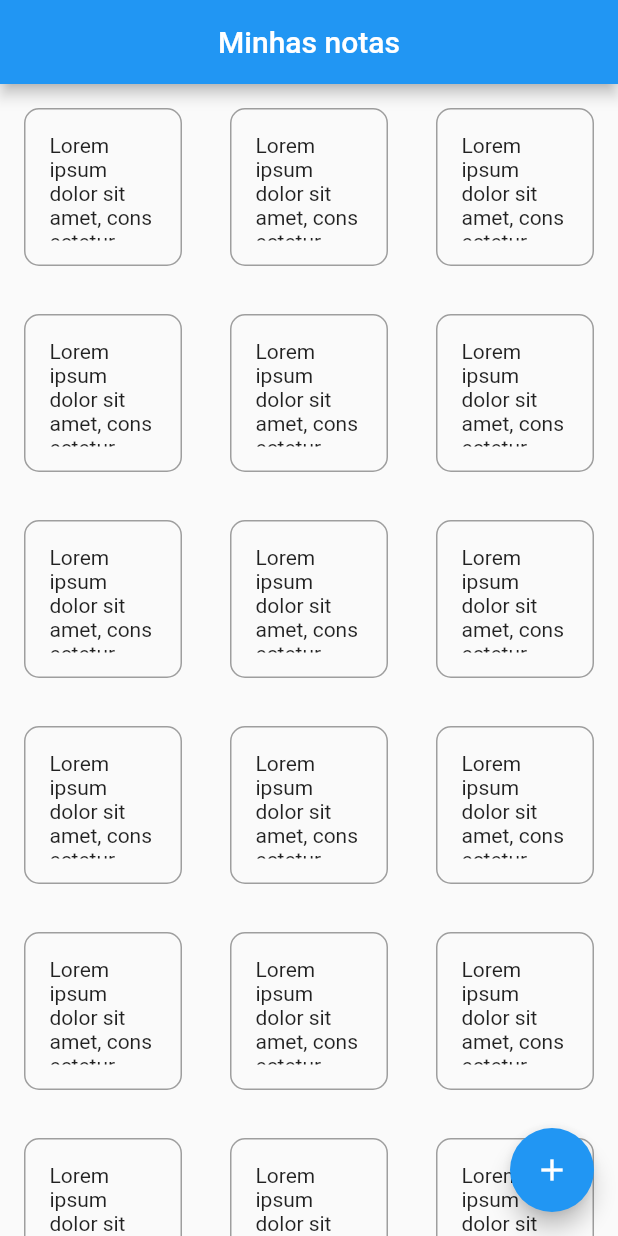
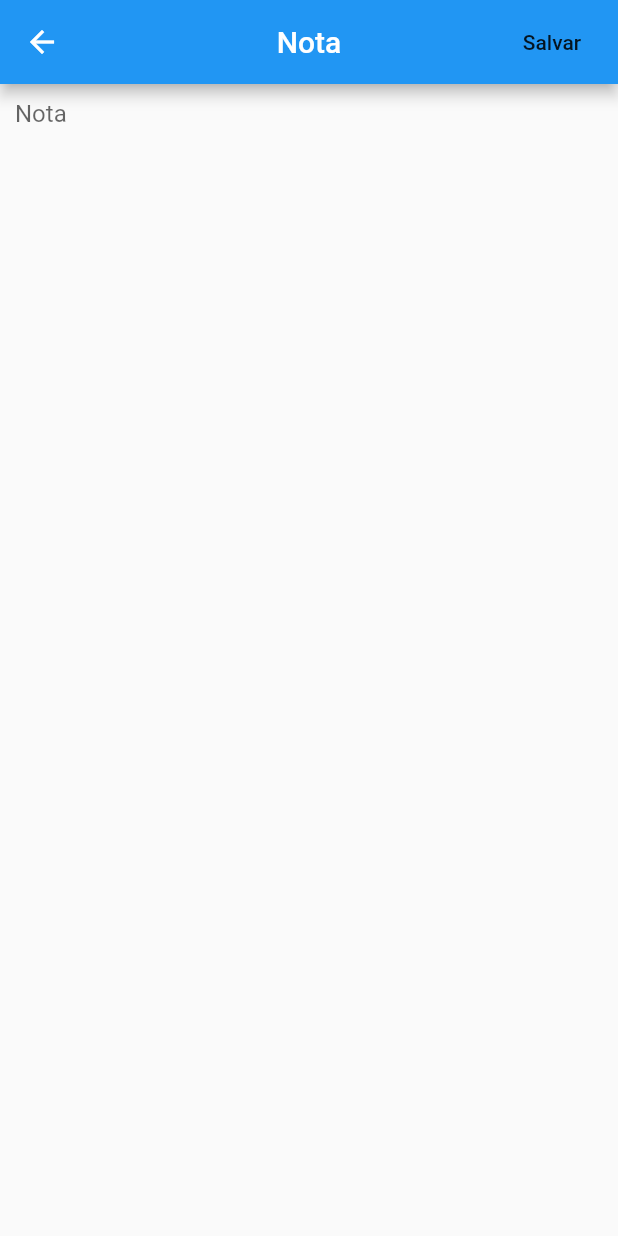
Before and after one commit to MatheusMassula/note_app, a Flutter app: the screen it shows after launch, after a tap on the "add" icon, on a phone screen of 412 x 824 dp. Run offline on Flutter 3.47's test engine with Material 2 defaults, Android fonts, the phone set to English and light mode, and no system bars.

Commit message:
Criando a página de adicionar uma nota

```diff
--- a/lib/pages/home.dart
+++ b/lib/pages/home.dart
@@ -1,4 +1,5 @@
 import 'package:flutter/material.dart';
+import 'package:note_app/pages/note_record_page.dart';
 import 'package:note_app/widgets/note_preview.dart';
 
 class Home extends StatelessWidget {
@@ -16,9 +17,12 @@ class Home extends StatelessWidget {
         }),
       ),
       floatingActionButton: FloatingActionButton(
-        onPressed: () {
-          print('redirecionar para página de criação de nota');
-          //TODO: Criar página de criação/ visualisação de nota
+        onPressed: () async {
+          String note = await Navigator.push(
+            context,
+            MaterialPageRoute(builder: (BuildContext context) => NoteRecordPage())
+          );
+          //TODO: salvar a nota recebida
         },
         child: Icon(Icons.add)
       ),
--- /dev/null
+++ b/lib/pages/note_record_page.dart
@@ -0,0 +1,60 @@
+import 'package:flutter/material.dart';
+
+class NoteRecordPage extends StatefulWidget {
+  final String noteText;
+
+  const NoteRecordPage({
+    Key key,
+    this.noteText,
+  }) : super(key: key);
+
+  @override
+  _NoteRecordPageState createState() => _NoteRecordPageState();
+}
+
+class _NoteRecordPageState extends State<NoteRecordPage> {
+  final GlobalKey<FormState> _noteFormKey = GlobalKey<FormState>();
+  final TextEditingController _noteController = TextEditingController();
+  String _note;
+
+  @override
+  Widget build(BuildContext context) {
+    return Scaffold(
+      appBar: AppBar(
+        title: Text('Nota'),
+        centerTitle: true,
+        actions: <Widget>[
+          FlatButton(onPressed: _salvar, child: Text('Salvar'))
+        ],
+      ),
+      body: Form(
+        key: _noteFormKey,
+        child: ListView(
+          children: [
+            TextFormField(
+              controller: _noteController,
+              validator: (nota) => nota == '' ? 'Insira algum valor para ser anotado' : null,
+              onSaved: (nota) => nota,
+              maxLines: null,
+              decoration: InputDecoration(
+                border: InputBorder.none,
+                hintText: 'Nota',
+                isDense: true,
+                contentPadding: EdgeInsets.all(10),
+                alignLabelWithHint: true
+              ),
+            ),
+          ]
+        )
+      )
+    );
+  }
+
+  void _salvar() {
+    if(_noteFormKey.currentState.validate()) {
+      _noteFormKey.currentState.save();
+      _note = _noteController.text;
+      Navigator.pop(context, _note);
+    }
+  }
+}
```
Also changed, not shown: pubspec.lock, 3 other files.
